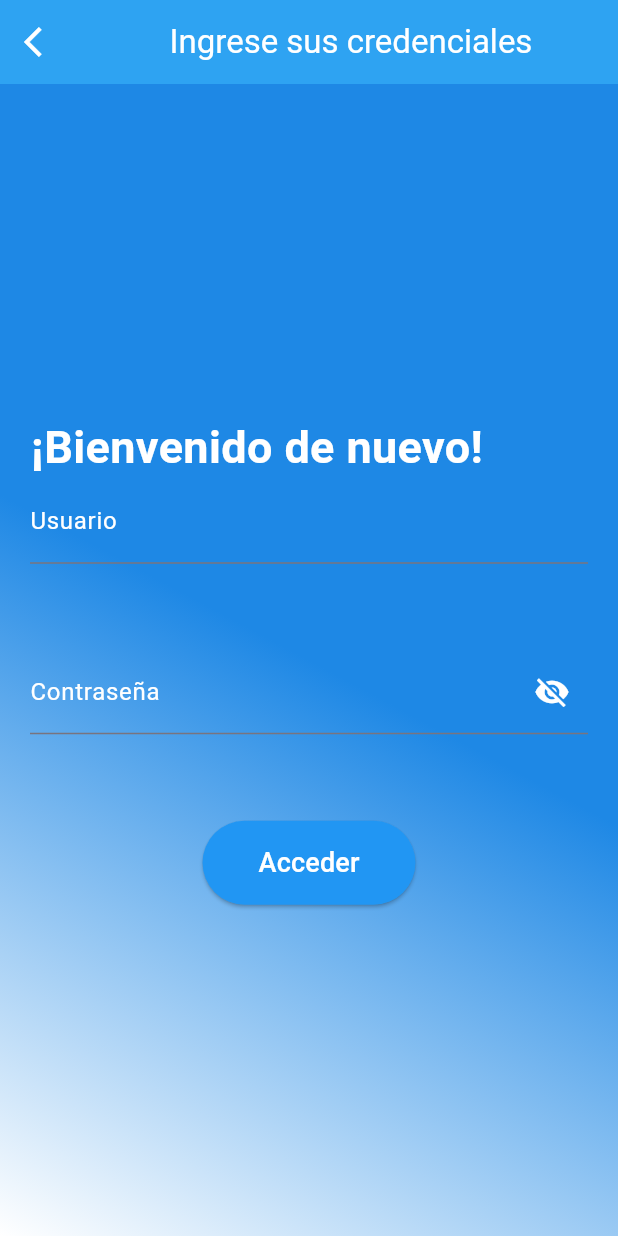
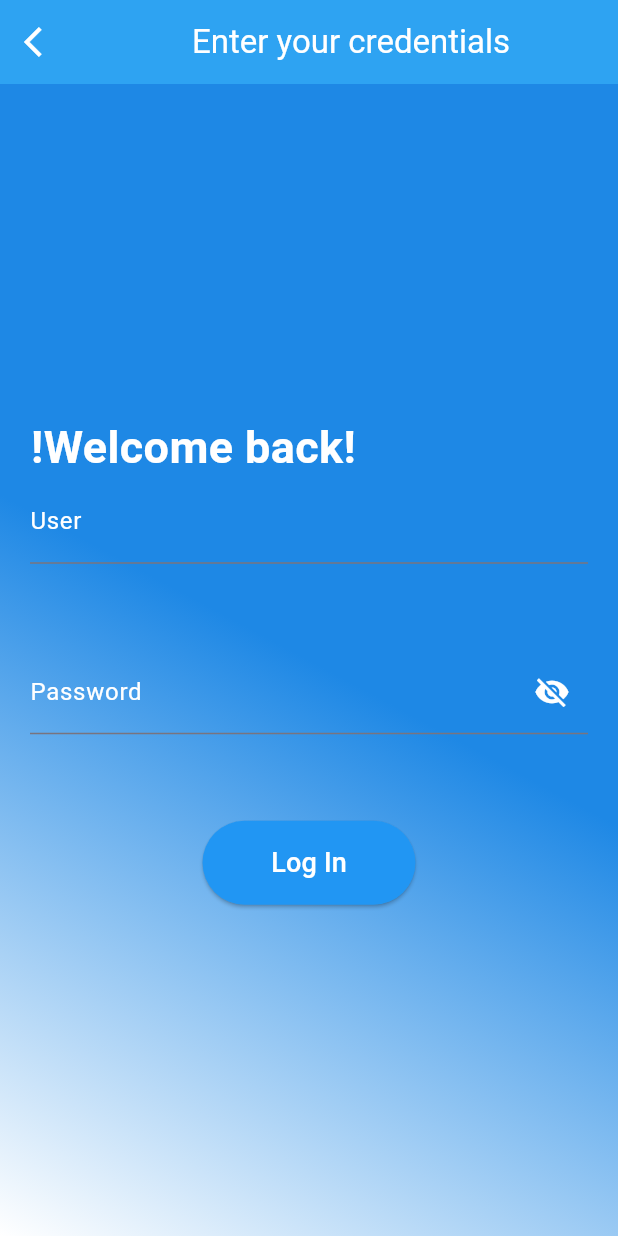
Before and after one commit to AngelValdiviezoEkSoft/cvec_app, a Flutter app: the AuthScreen screen opened directly, on a phone screen of 412 x 824 dp. Run offline on Flutter 3.47's test engine with Material 3 defaults, Android fonts, the phone set to English and light mode, and no system bars; our stand-ins replace animate_do, animated_text_kit, auto_size_text, bloc, connectivity_plus, equatable and 9 more; missing offline and left inert: secure_application; accounts and stored records are empty; generated files the repository leaves out were written again; network calls fail.

Commit message:
Ajustes en el idioma de la app

```diff
--- a/lib/config/routes/app_router.dart
+++ b/lib/config/routes/app_router.dart
@@ -43,7 +43,7 @@
     ),
     GoRoute(
       path: objRutas.rutaDefault,
-      builder: (context, state) => PrincipalScreen(),
+      builder: (context, state) => const PrincipalScreen(null),
     ),
     GoRoute(
       path: objRutas.rutaPrincipalUser,
--- a/lib/infraestructure/infraestructure.dart
+++ b/lib/infraestructure/infraestructure.dart
@@ -0,0 +1 @@
+export 'package:cve_app/infraestructure/provider/provider.dart';
--- /dev/null
+++ b/lib/infraestructure/provider/language_provider.dart
@@ -0,0 +1,12 @@
+import 'package:flutter/material.dart';
+
+class LanguageProvider extends ChangeNotifier {
+  Locale _locale = const Locale('en');
+
+  Locale get locale => _locale;
+
+  void setLocale(Locale locale) {
+    _locale = locale;
+    notifyListeners();
+  }
+}
--- /dev/null
+++ b/lib/infraestructure/provider/provider.dart
@@ -0,0 +1 @@
+export 'package:cve_app/infraestructure/provider/language_provider.dart';
--- /dev/null
+++ b/lib/l10n/app_en.arb
@@ -0,0 +1,24 @@
+{
+    "titulo1Introduccion": "SAFE VACATIONS ALWAYS",
+    "titulo2Introduccion": "¡PLAN AND ACHIEVE THE IMPOSSIBLE!",
+    "hola": "¡Hello, {userName}!",
+    "bienvenidaLogin": "!Welcome back!",
+    "bienvenidaCvec": "WELCOME TO CENTRO",
+    "bienvenidaCvec2": " DE VIAJES ECUADOR",
+    "menuDestinations": "Destinations",
+    "menuMemberships": "Memberships",
+    "menuBuyYourLand": "Buy your land",
+    "menuYourPlannedHome": "Your planned home",
+    "menuMagazine": "Magazine",
+    "userLbl": "User",
+    "passwordLbl": "Password",
+    "logInLbl": "Log In",
+    "barNavLogInLbl": "Enter your credentials",
+    "menuAccountStatementLbl": "Account statements",
+    "menuDebtsLbl": "Debts",
+    "menuSendDepositsLbl": "Send Deposits",
+    "menuPrintReceiptsLbl": "Print Receipts",
+    "menuSeeReservationsLbl": "See Reservations",
+    "menuLogOutLbl": "Logout",
+    "receiptsLbl": "Receipts"
+}
--- a/lib/ui/screens/auth/auth_screen.dart
+++ b/lib/ui/screens/auth/auth_screen.dart
@@ -1,4 +1,5 @@
 import 'package:cve_app/config/config.dart';
+import 'package:cve_app/ui/ui.dart';
 import 'package:flutter/material.dart';
 import 'package:cve_app/auth_service.dart';
 import 'package:go_router/go_router.dart';
@@ -20,7 +21,7 @@
         appBar: AppBar(
           foregroundColor: Colors.white,
           backgroundColor: const Color(0xFF2EA3F2),
-          title: const Center(child: Text("Ingrese sus credenciales", style: TextStyle(color: Colors.white),)),
+          title: Center(child: Text(locGen!.barNavLogInLbl, style: const TextStyle(color: Colors.white),)),
           leading: GestureDetector(
             onTap: () {
               context.push(objRutas.rutaDefault);
@@ -76,9 +77,9 @@
               color: Colors.transparent,
               width: size.width * 0.9,
               alignment: Alignment.centerLeft,
-              child: const Text(
-                '¡Bienvenido de nuevo!',
-                style: TextStyle(
+              child: Text(
+                locGen!.bienvenidaLogin,
+                style: const TextStyle(
                   fontSize: 30,
                   fontWeight: FontWeight.bold,
                   color: Colors.white
@@ -94,10 +95,10 @@
               style: const TextStyle(color: Colors.white),
               autocorrect: false,
               keyboardType: TextInputType.emailAddress,
-              decoration: const InputDecoration(
+              decoration: InputDecoration(
                 hintText: '',
-                labelText: 'Usuario',
-                labelStyle: TextStyle(color: Colors.white)
+                labelText: locGen!.userLbl,
+                labelStyle: const TextStyle(color: Colors.white)
               ),
               //onChanged: (value) => loginForm.email = value,
               /*
@@ -124,7 +125,7 @@
                   //controller: passWordTxt,
                   decoration: InputDecoration(
                     labelStyle: const TextStyle(color: Colors.white),
-                    labelText: 'Contraseña',
+                    labelText: locGen!.passwordLbl,
                     suffixIcon:
                     !authService.varIsOscured
                       ? IconButton(
@@ -166,9 +167,9 @@
                   ),
                   minimumSize: const Size(double.infinity, 50),
                 ),
-                child: const Text(
-                  'Acceder',
-                  style: TextStyle(fontSize: 18, color: Colors.white),
+                child: Text(
+                  locGen!.logInLbl,
+                  style: const TextStyle(fontSize: 18, color: Colors.white),
                 ),
               ),
             ),
--- a/pubspec.yaml
+++ b/pubspec.yaml
@@ -53,6 +53,8 @@
   cupertino_icons: ^1.0.6
   animate_do: ^3.3.4
   auto_size_text: ^3.0.0
+  flutter_localizations:
+    sdk: flutter
 
 dev_dependencies:
   flutter_test:
```
Also changed, not shown: lib/app/cv_app.dart (+23 -2 lines), lib/l10n/app_es.arb (added, +104 -0 lines), lib/ui/screens/manual_splash_screen.dart (+14 -9 lines), lib/ui/screens/principal_screen.dart (+21 -12 lines), lib/ui/screens/reports/print_receipt_rpt_screen.dart (+27 -27 lines), lib/ui/screens/user/principal_user_screen.dart (+11 -11 lines), pubspec.lock.
